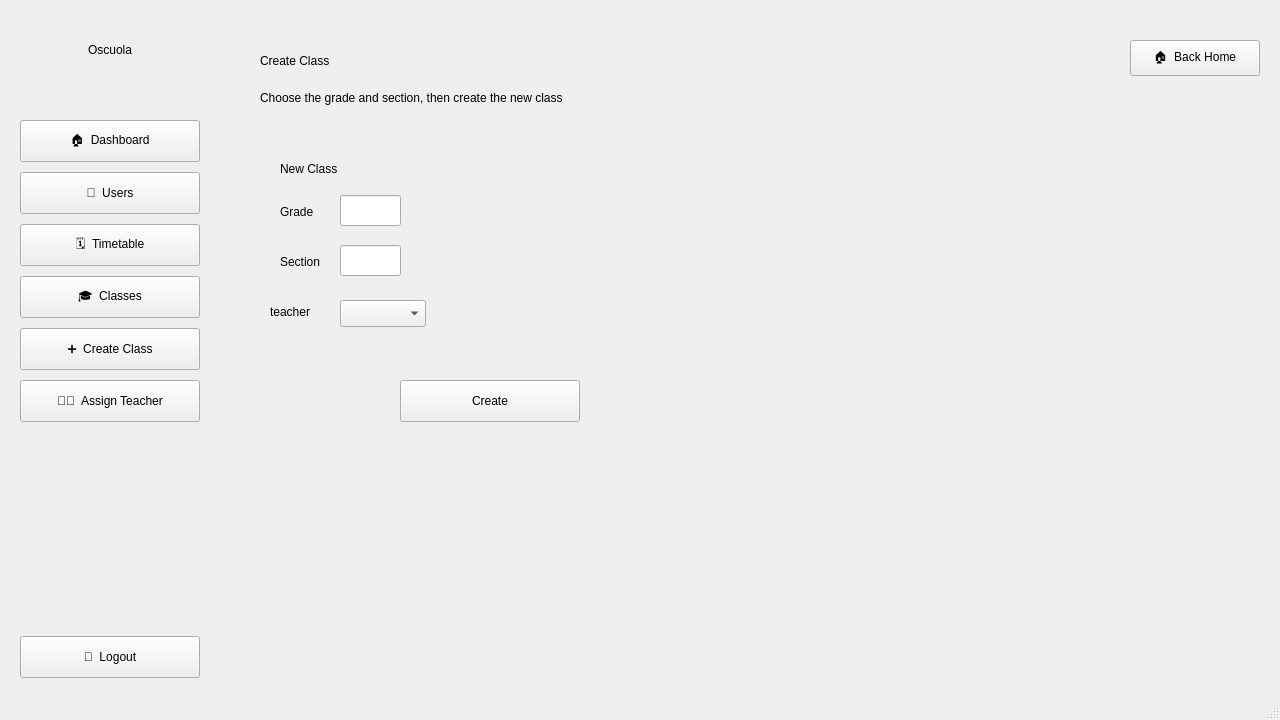
This is Oscuola/mainwindow.ui in mohamed-adhd/Oscuola as Qt 5 draws it before an edit. The edited form follows.
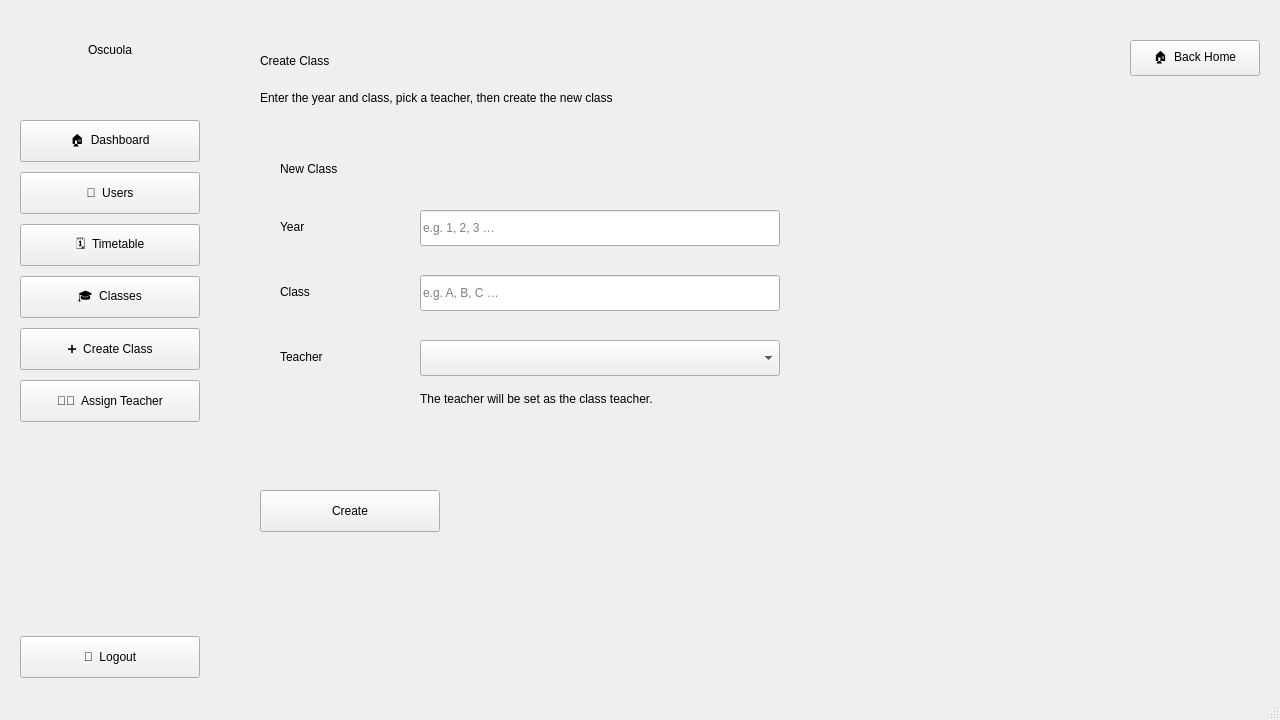
This is the edited form. The open tabs and pages were chosen to show the change.

Commit message: teacher fetch added to client

What changed in the file:
```diff
--- a/Oscuola/mainwindow.ui
+++ b/Oscuola/mainwindow.ui
@@ -5856,7 +5856,7 @@
        </rect>
       </property>
       <property name="text">
-       <string>Choose the grade and section, then create the new class</string>
+       <string>Enter the year and class, pick a teacher, then create the new class</string>
       </property>
      </widget>
      <widget class="QPushButton" name="back_home_btn_admin_5">
@@ -5880,8 +5880,8 @@
        <rect>
         <x>260</x>
         <y>140</y>
-        <width>481</width>
-        <height>221</height>
+        <width>560</width>
+        <height>330</height>
        </rect>
       </property>
       <widget class="QLabel" name="panel_title_create_class">
@@ -5901,67 +5901,105 @@
        <property name="geometry">
         <rect>
          <x>20</x>
-         <y>60</y>
-         <width>61</width>
+         <y>75</y>
+         <width>130</width>
          <height>24</height>
         </rect>
        </property>
        <property name="text">
-        <string>Grade</string>
-       </property>
-      </widget>
-      <widget class="QLabel" name="create_class_section_label">
-       <property name="geometry">
-        <rect>
-         <x>20</x>
-         <y>110</y>
-         <width>61</width>
-         <height>24</height>
-        </rect>
-       </property>
-       <property name="text">
-        <string>Section</string>
+        <string>Year</string>
        </property>
       </widget>
       <widget class="QLineEdit" name="lineEdit">
        <property name="geometry">
         <rect>
-         <x>80</x>
-         <y>55</y>
-         <width>61</width>
-         <height>31</height>
+         <x>160</x>
+         <y>70</y>
+         <width>360</width>
+         <height>36</height>
         </rect>
+       </property>
+       <property name="maxLength">
+        <number>2</number>
+       </property>
+       <property name="placeholderText">
+        <string>e.g. 1, 2, 3 …</string>
+       </property>
+      </widget>
+      <widget class="QLabel" name="create_class_section_label">
+       <property name="geometry">
+        <rect>
+         <x>20</x>
+         <y>140</y>
+         <width>130</width>
+         <height>24</height>
+        </rect>
+       </property>
+       <property name="text">
+        <string>Class</string>
        </property>
       </widget>
       <widget class="QLineEdit" name="lineEdit_2">
        <property name="geometry">
         <rect>
-         <x>80</x>
-         <y>105</y>
-         <width>61</width>
-         <height>31</height>
+         <x>160</x>
+         <y>135</y>
+         <width>360</width>
+         <height>36</height>
         </rect>
        </property>
+       <property name="maxLength">
+        <number>3</number>
+       </property>
+       <property name="placeholderText">
+        <string>e.g. A, B, C …</string>
+       </property>
       </widget>
       <widget class="QLabel" name="create_class_section_label_2">
        <property name="geometry">
         <rect>
-         <x>10</x>
-         <y>160</y>
-         <width>61</width>
+         <x>20</x>
+         <y>205</y>
+         <width>130</width>
          <height>24</height>
         </rect>
        </property>
        <property name="text">
-        <string>teacher</string>
+        <string>Teacher</string>
+       </property>
+      </widget>
+      <widget class="QComboBox" name="teach_wsap">
+       <property name="geometry">
+        <rect>
+         <x>160</x>
+         <y>200</y>
+         <width>360</width>
+         <height>36</height>
+        </rect>
+       </property>
+       <property name="cursor">
+        <cursorShape>PointingHandCursor</cursorShape>
+       </property>
+      </widget>
+      <widget class="QLabel" name="create_class_hint">
+       <property name="geometry">
+        <rect>
+         <x>160</x>
+         <y>248</y>
+         <width>360</width>
+         <height>22</height>
+        </rect>
+       </property>
+       <property name="text">
+        <string>The teacher will be set as the class teacher.</string>
        </property>
       </widget>
      </widget>
      <widget class="QPushButton" name="admin_create_class_btn">
       <property name="geometry">
        <rect>
-        <x>400</x>
-        <y>380</y>
+        <x>260</x>
+        <y>490</y>
         <width>180</width>
         <height>42</height>
        </rect>
@@ -5977,7 +6015,7 @@
       <property name="geometry">
        <rect>
         <x>260</x>
-        <y>490</y>
+        <y>545</y>
         <width>940</width>
         <height>34</height>
        </rect>
@@ -5986,16 +6024,6 @@
        <string/>
       </property>
      </widget>
-     <widget class="QComboBox" name="teach_wsap">
-      <property name="geometry">
-       <rect>
-        <x>340</x>
-        <y>300</y>
-        <width>86</width>
-        <height>27</height>
-       </rect>
-      </property>
-     </widget>
     </widget>
     <widget class="QWidget" name="assign_teacher_admin">
      <widget class="QFrame" name="sidebar_admin_6">
```
Left out of the diff: 28 changed lines with no effect on the pictures. The commit also changes 5 other files.
